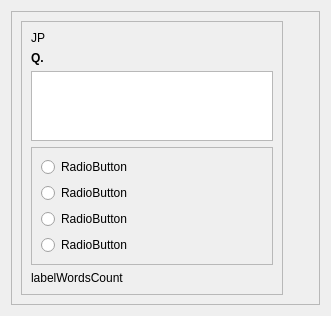
Before: the Qt Designer form src/view/questions_selection.ui in RyotaUnzai/EnglishLeaner, drawn with Qt 5.
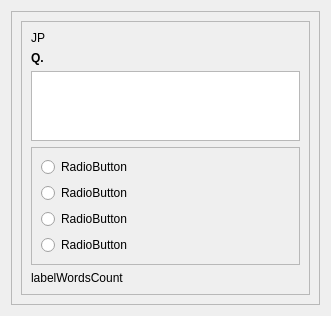
After: the same form once the commit is applied.

```diff
--- a/src/view/questions_selection.ui
+++ b/src/view/questions_selection.ui
@@ -7,7 +7,7 @@
     <x>0</x>
     <y>0</y>
     <width>331</width>
-    <height>281</height>
+    <height>293</height>
    </rect>
   </property>
   <property name="windowTitle">
@@ -23,19 +23,6 @@
       <enum>QFrame::Raised</enum>
      </property>
      <layout class="QGridLayout" name="gridLayout_2">
-      <item row="0" column="1" rowspan="2">
-       <spacer name="horizontalSpacer_2">
-        <property name="orientation">
-         <enum>Qt::Horizontal</enum>
-        </property>
-        <property name="sizeHint" stdset="0">
-         <size>
-          <width>40</width>
-          <height>20</height>
-         </size>
-        </property>
-       </spacer>
-      </item>
       <item row="0" column="0" rowspan="2">
        <widget class="QFrame" name="frameQuestion">
         <property name="frameShape">
```
